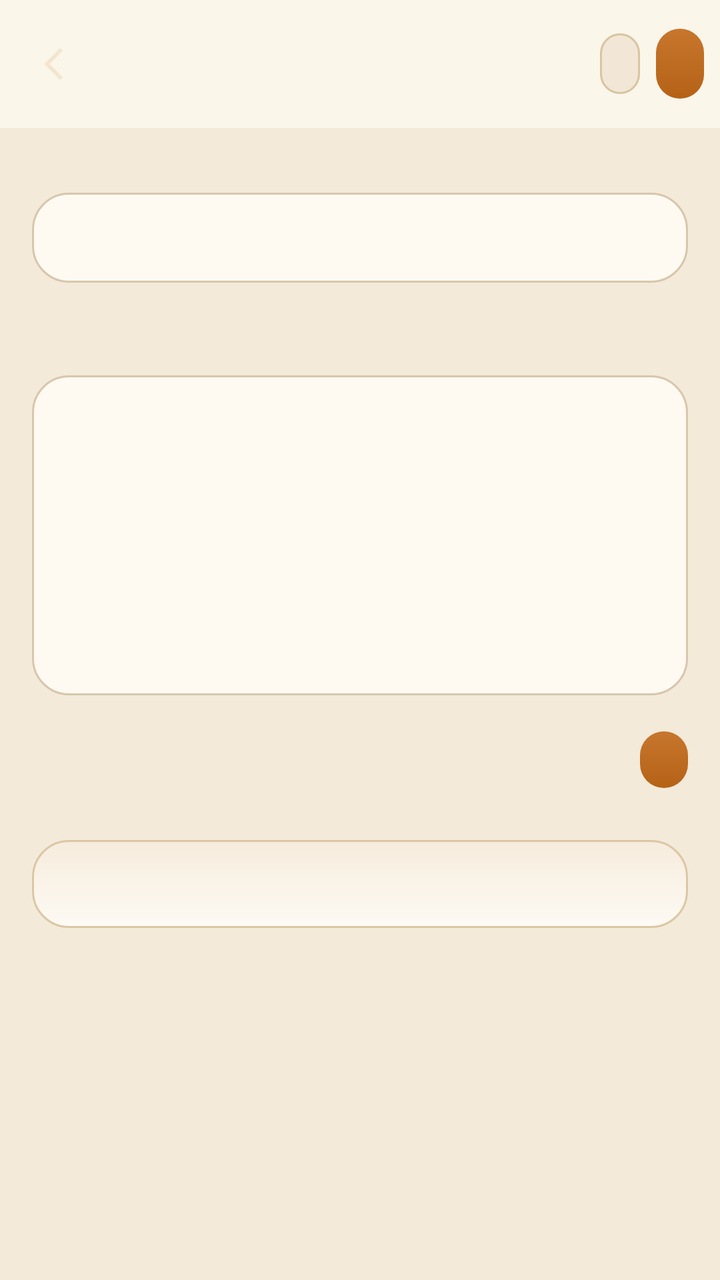
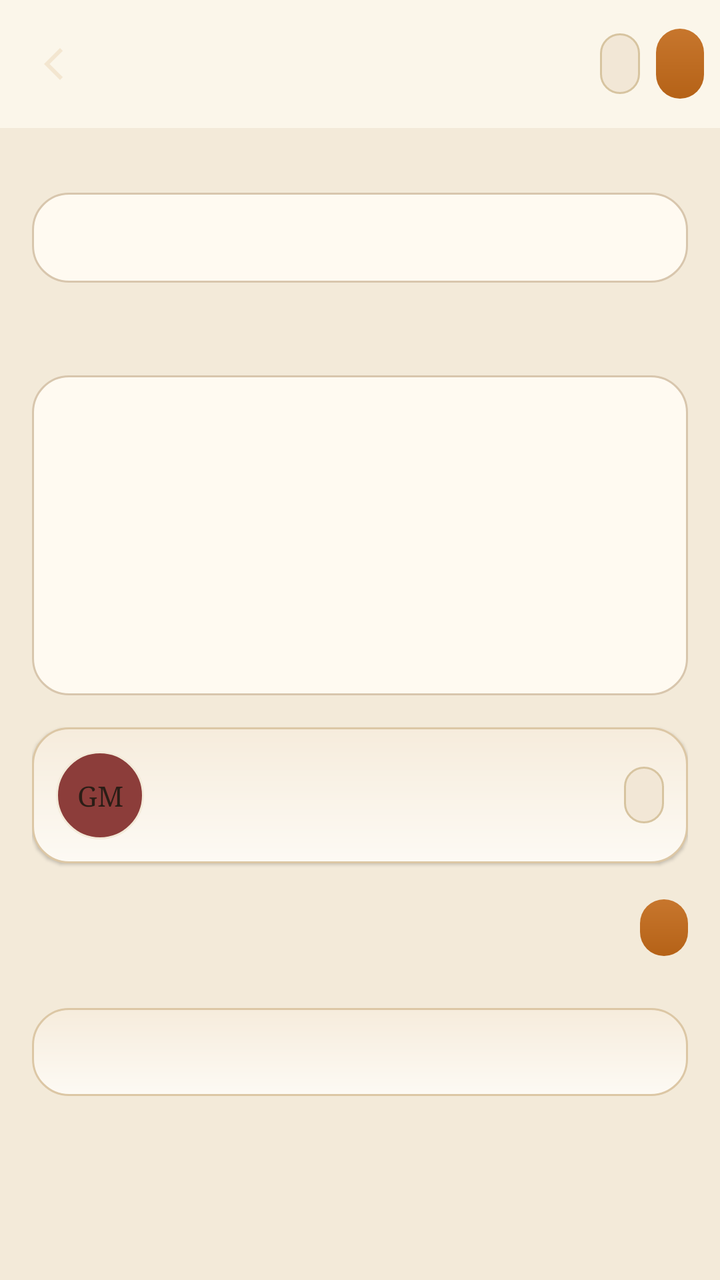

The first picture is an Android layout as it rendered before a commit; the second is the same layout after the commit. The layout source and the unified diff follow.
<!-- AndroidManifest.xml: application theme Theme.Tavern -->
<!-- res/layout/activity_world.xml -->
<?xml version="1.0" encoding="utf-8"?>
<LinearLayout xmlns:android="http://schemas.android.com/apk/res/android"
    android:layout_width="match_parent"
    android:layout_height="match_parent"
    android:background="@color/bg"
    android:orientation="vertical">

    <LinearLayout
        android:layout_width="match_parent"
        android:layout_height="64dp"
        android:background="@color/surface"
        android:gravity="center_vertical"
        android:orientation="horizontal"
        android:paddingHorizontal="8dp">

        <ImageButton
            android:id="@+id/btnBack"
            android:layout_width="40dp"
            android:layout_height="40dp"
            android:background="?attr/selectableItemBackgroundBorderless"
            android:contentDescription="back"
            android:src="@drawable/ic_back" />

        <TextView
            android:id="@+id/headerTitle"
            android:layout_width="0dp"
            android:layout_height="wrap_content"
            android:layout_weight="1"
            android:ellipsize="end"
            android:fontFamily="serif"
            android:maxLines="1"
            android:textColor="@color/candle"
            android:textSize="17sp" />

        <TextView
            android:id="@+id/btnTest"
            android:layout_width="wrap_content"
            android:layout_height="wrap_content"
            android:background="@drawable/bg_chip"
            android:paddingHorizontal="10dp"
            android:paddingVertical="7dp"
            android:textColor="@color/candle"
            android:textSize="12sp" />

        <TextView
            android:id="@+id/btnSave"
            android:layout_width="wrap_content"
            android:layout_height="wrap_content"
            android:layout_marginStart="8dp"
            android:background="@drawable/bg_chip_on"
            android:paddingHorizontal="12dp"
            android:paddingVertical="8dp"
            android:textColor="@color/on_candle" />
    </LinearLayout>

    <ScrollView
        android:layout_width="match_parent"
        android:layout_height="0dp"
        android:layout_weight="1">

        <LinearLayout
            android:layout_width="match_parent"
            android:layout_height="wrap_content"
            android:orientation="vertical"
            android:padding="16dp">

            <TextView android:id="@+id/lName" android:layout_width="match_parent" android:layout_height="wrap_content" android:textColor="@color/muted" android:textSize="12sp" />
            <EditText android:id="@+id/etName" android:layout_width="match_parent" android:layout_height="wrap_content" android:background="@drawable/bg_input" android:minHeight="44dp" android:padding="12dp" android:textColor="@color/ink" android:textSize="16sp" android:fontFamily="serif" />

            <HorizontalScrollView
                android:layout_width="match_parent"
                android:layout_height="wrap_content"
                android:layout_marginTop="14dp"
                android:scrollbars="none">

                <LinearLayout
                    android:id="@+id/sectionChips"
                    android:layout_width="wrap_content"
                    android:layout_height="wrap_content"
                    android:orientation="horizontal" />
            </HorizontalScrollView>

            <TextView
                android:id="@+id/sectionsHint"
                android:layout_width="match_parent"
                android:layout_height="wrap_content"
                android:layout_marginTop="8dp"
                android:textColor="@color/muted"
                android:textSize="12sp" />

            <EditText
                android:id="@+id/etSection"
                android:layout_width="match_parent"
                android:layout_height="wrap_content"
                android:layout_marginTop="8dp"
                android:background="@drawable/bg_input"
                android:gravity="top"
                android:inputType="textMultiLine"
                android:minHeight="160dp"
                android:padding="12dp"
                android:textColor="@color/ink"
                android:textSize="14sp" />

            <LinearLayout
                android:layout_width="match_parent"
                android:layout_height="wrap_content"
                android:layout_marginTop="18dp"
                android:gravity="center_vertical"
                android:orientation="horizontal">

                <TextView android:id="@+id/lEntries" android:layout_width="0dp" android:layout_height="wrap_content" android:layout_weight="1" android:textColor="@color/candle" android:textSize="13sp" />
                <TextView android:id="@+id/btnAddEntry" android:layout_width="wrap_content" android:layout_height="wrap_content" android:background="@drawable/bg_chip_on" android:paddingHorizontal="12dp" android:paddingVertical="6dp" android:textColor="@color/on_candle" android:textSize="12sp" />
            </LinearLayout>

            <LinearLayout
                android:id="@+id/entryList"
                android:layout_width="match_parent"
                android:layout_height="wrap_content"
                android:layout_marginTop="8dp"
                android:orientation="vertical" />

            <TextView android:id="@+id/btnDelete" android:layout_width="match_parent" android:layout_height="44dp" android:layout_marginTop="18dp" android:background="@drawable/bg_card" android:gravity="center" android:textColor="@color/wine" />
        </LinearLayout>
    </ScrollView>
</LinearLayout>
<!-- resources referenced by this layout -->
<resources>
  <color name="bg">#f3ead9</color>
  <color name="candle">#b56a1a</color>
  <color name="ink">#2a1d16</color>
  <color name="muted">#7a6554</color>
  <color name="on_candle">#f3ead9</color>
  <color name="surface">#fbf6ea</color>
  <color name="wine">#8c3d3a</color>
  <!-- drawable bg_card (drawable) -->
  <?xml version="1.0" encoding="utf-8"?>
  <shape xmlns:android="http://schemas.android.com/apk/res/android">
      <gradient
          android:angle="90"
          android:endColor="#f6ecdc"
          android:startColor="#fdfaf4" />
      <corners android:radius="18dp" />
      <stroke android:width="1dp" android:color="#dcc7a5" />
  </shape>
  <!-- drawable bg_chip (drawable) -->
  <?xml version="1.0" encoding="utf-8"?>
  <shape xmlns:android="http://schemas.android.com/apk/res/android">
      <solid android:color="#f2e7d6" />
      <corners android:radius="20dp" />
      <stroke android:width="1dp" android:color="#d7c4a0" />
  </shape>
  <!-- drawable bg_chip_on (drawable) -->
  <?xml version="1.0" encoding="utf-8"?>
  <shape xmlns:android="http://schemas.android.com/apk/res/android">
      <gradient
          android:angle="90"
          android:endColor="#c7762d"
          android:startColor="#b56217" />
      <corners android:radius="20dp" />
  </shape>
  <!-- drawable bg_input (drawable) -->
  <?xml version="1.0" encoding="utf-8"?>
  <shape xmlns:android="http://schemas.android.com/apk/res/android">
      <solid android:color="#fffaf1" />
      <corners android:radius="18dp" />
      <stroke android:width="1dp" android:color="#d8c6ad" />
  </shape>
  <!-- drawable ic_back (drawable) -->
  <?xml version="1.0" encoding="utf-8"?>
  <vector xmlns:android="http://schemas.android.com/apk/res/android" android:width="24dp" android:height="24dp" android:viewportWidth="24" android:viewportHeight="24">
      <path android:fillColor="#f3e6d0" android:pathData="M15.4,5.4L14,4l-8,8 8,8 1.4,-1.4L8.8,12z"/>
  </vector>
  <style name="Theme.Tavern" parent="Theme.Material3.DayNight.NoActionBar">
          <item name="colorPrimary">@color/candle</item>
          <item name="colorOnPrimary">@color/on_candle</item>
          <item name="colorPrimaryContainer">@color/raised</item>
          <item name="colorOnPrimaryContainer">@color/ink</item>
          <item name="colorSecondary">@color/wine</item>
          <item name="colorOnSecondary">@color/ink</item>
          <item name="colorSurface">@color/surface</item>
          <item name="colorOnSurface">@color/ink</item>
          <item name="android:statusBarColor">@color/bg</item>
          <item name="android:navigationBarColor">@color/surface</item>
          <item name="android:windowBackground">@color/bg</item>
          <item name="android:textColor">@color/ink</item>
          <item name="android:textColorPrimary">@color/ink</item>
          <item name="android:textColorSecondary">@color/muted</item>
          <item name="android:windowLightStatusBar">true</item>
          <item name="colorControlActivated">@color/candle</item>
          <item name="android:colorAccent">@color/candle</item>
      </style>
  <color name="raised">#efe4d0</color>
</resources>

<!-- the commit's change to res/layout/activity_world.xml (unified diff, before → after) -->
@@ -102,6 +102,77 @@
                 android:textSize="14sp" />
 
             <LinearLayout
+                android:id="@+id/gmCard"
+                android:layout_width="match_parent"
+                android:layout_height="wrap_content"
+                android:layout_marginTop="16dp"
+                android:background="@drawable/bg_card"
+                android:elevation="1dp"
+                android:gravity="center_vertical"
+                android:orientation="horizontal"
+                android:padding="12dp">
+
+                <FrameLayout
+                    android:layout_width="44dp"
+                    android:layout_height="44dp">
+
+                    <TextView
+                        android:id="@+id/gmAvatar"
+                        android:layout_width="match_parent"
+                        android:layout_height="match_parent"
+                        android:background="@drawable/bg_avatar"
+                        android:fontFamily="serif"
+                        android:gravity="center"
+                        android:text="GM"
+                        android:textColor="@color/ink"
+                        android:textSize="14sp" />
+
+                    <ImageView
+                        android:id="@+id/gmAvatarImg"
+                        android:layout_width="match_parent"
+                        android:layout_height="match_parent"
+                        android:background="@drawable/bg_avatar"
+                        android:clipToOutline="true"
+                        android:scaleType="centerCrop"
+                        android:visibility="gone" />
+                </FrameLayout>
+
+                <LinearLayout
+                    android:layout_width="0dp"
+                    android:layout_height="wrap_content"
+                    android:layout_marginStart="12dp"
+                    android:layout_weight="1"
+                    android:orientation="vertical">
+
+                    <TextView
+                        android:id="@+id/gmTitle"
+                        android:layout_width="wrap_content"
+                        android:layout_height="wrap_content"
+                        android:fontFamily="serif"
+                        android:textColor="@color/ink"
+                        android:textSize="15sp" />
+
+                    <TextView
+                        android:id="@+id/gmSubtitle"
+                        android:layout_width="wrap_content"
+                        android:layout_height="wrap_content"
+                        android:layout_marginTop="2dp"
+                        android:textColor="@color/muted"
+                        android:textSize="12sp" />
+                </LinearLayout>
+
+                <TextView
+                    android:id="@+id/btnEditGm"
+                    android:layout_width="wrap_content"
+                    android:layout_height="wrap_content"
+                    android:background="@drawable/bg_chip"
+                    android:paddingHorizontal="10dp"
+                    android:paddingVertical="6dp"
+                    android:textColor="@color/candle"
+                    android:textSize="12sp" />
+            </LinearLayout>
+
+            <LinearLayout
                 android:layout_width="match_parent"
                 android:layout_height="wrap_content"
                 android:layout_marginTop="18dp"
<!-- resource entries referenced after the edit -->
@@ -7,6 +7,12 @@
   <color name="on_candle">#f3ead9</color>
   <color name="surface">#fbf6ea</color>
   <color name="wine">#8c3d3a</color>
+  <!-- drawable bg_avatar (drawable) -->
+  <?xml version="1.0" encoding="utf-8"?>
+  <shape xmlns:android="http://schemas.android.com/apk/res/android" android:shape="oval">
+      <solid android:color="#8c3d3a" />
+      <stroke android:width="1dp" android:color="#f3ead9" />
+  </shape>
   <!-- drawable bg_card (drawable) -->
   <?xml version="1.0" encoding="utf-8"?>
   <shape xmlns:android="http://schemas.android.com/apk/res/android">
